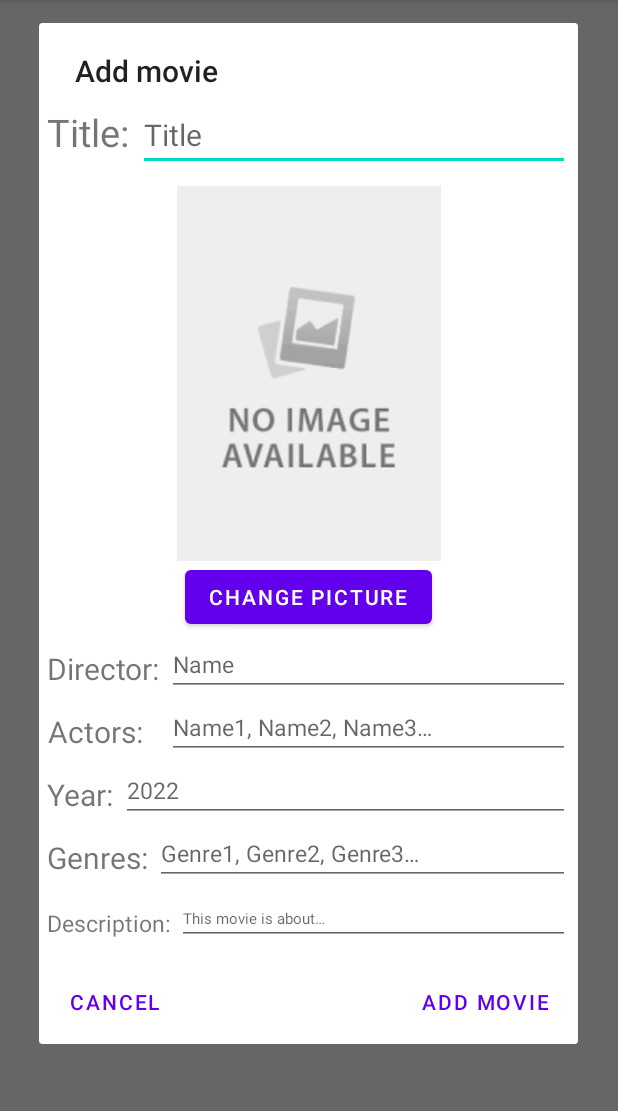
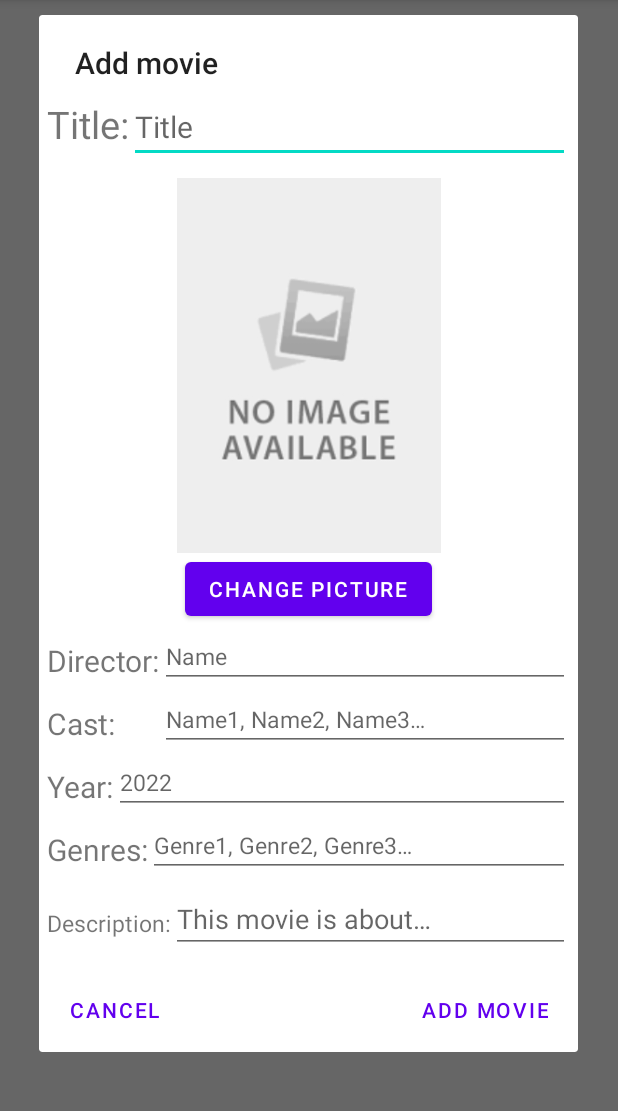
Before and after one commit to nevenavuckovic/Movies, an Android app: the screen it shows after launch (MainActivity), in the options menu, after a tap on "Add movie", on a phone screen of 412 x 824 dp, the part 84-1195 px from its top. Run offline under Robolectric (Android 15) with nearby library versions, the phone set to English and light mode, and no system bars; our stand-ins replace Room's generated code, data binding; network calls fail.

Commit message:
add, edit binding

```diff
--- a/app/src/main/java/rs/ac/ni/pmf/movies/dialog/AddMovieDialog.java
+++ b/app/src/main/java/rs/ac/ni/pmf/movies/dialog/AddMovieDialog.java
@@ -8,10 +8,7 @@ import android.graphics.Bitmap;
 import android.graphics.BitmapFactory;
 import android.net.Uri;
 import android.os.Bundle;
-import android.view.View;
-import android.widget.Button;
-import android.widget.EditText;
-import android.widget.ImageView;
+import android.text.TextUtils;
 import android.widget.Toast;
 
 import androidx.activity.result.ActivityResultLauncher;
@@ -20,7 +17,6 @@ import androidx.annotation.NonNull;
 import androidx.annotation.Nullable;
 import androidx.appcompat.app.AlertDialog;
 import androidx.fragment.app.DialogFragment;
-import androidx.lifecycle.ViewModelProvider;
 
 import java.io.ByteArrayOutputStream;
 import java.io.FileNotFoundException;
@@ -30,31 +26,44 @@ import java.util.Arrays;
 import java.util.List;
 
 import rs.ac.ni.pmf.movies.R;
-import rs.ac.ni.pmf.movies.fragment.MoviesListFragment;
-import rs.ac.ni.pmf.movies.model.Actor;
-import rs.ac.ni.pmf.movies.model.Genre;
+import rs.ac.ni.pmf.movies.databinding.AddMovieDialogBinding;
 import rs.ac.ni.pmf.movies.model.Movie;
-import rs.ac.ni.pmf.movies.model.MoviesViewModel;
 
 public class AddMovieDialog extends DialogFragment {
 
+
     public interface AddMovieDialogListener {
-        void onAddMovie(Movie movie, List<String> genres, List<String> actors);
+        void onAddMovie(Movie movie, List<String> genres, List<String> actors, boolean resultOk);
     }
 
     private AddMovieDialog.AddMovieDialogListener listener;
     private ActivityResultLauncher<Intent> activityResultLauncher;
     private Movie movie;
-    private View layout;
+    private List<String> genres;
+    private List<String> actors;
+    private AddMovieDialogBinding binding;
+    private byte[] img;
 
     public AddMovieDialog(){
         movie = new Movie("", null, "", 2022, "");
     }
 
+    public AddMovieDialog(Movie movie,  List<String> genres, List<String> actors){
+        this.movie = movie;
+        this.genres = genres;
+        this.actors = actors;
+        this.img = movie.getImage();
+    }
+
     @Override
     public void onSaveInstanceState(@NonNull Bundle outState) {
         super.onSaveInstanceState(outState);
+        img = movie.getImage();
+        outState.putByteArray("IMG", img);
+        movie.setImage(null);
         outState.putParcelable("MOVIE", movie);
+        outState.putStringArrayList("GENRES", new ArrayList<>(genres));
+        outState.putStringArrayList("ACTORS", new ArrayList<>(actors));
     }
 
     @Override
@@ -62,6 +71,10 @@ public class AddMovieDialog extends DialogFragment {
         super.onCreate(savedInstanceState);
         if (savedInstanceState != null){
             movie = savedInstanceState.getParcelable("MOVIE");
+            img = savedInstanceState.getByteArray("IMG");
+            movie.setImage(img);
+            genres = savedInstanceState.getStringArrayList("GENRES");
+            actors = savedInstanceState.getStringArrayList("ACTORS");
         }
     }
 
@@ -69,6 +82,7 @@ public class AddMovieDialog extends DialogFragment {
     public void onAttach(@NonNull Context context) {
         super.onAttach(context);
         listener = (AddMovieDialog.AddMovieDialogListener) context;
+
 
         activityResultLauncher = registerForActivityResult(
                 new ActivityResultContracts.StartActivityForResult(),
@@ -89,8 +103,8 @@ public class AddMovieDialog extends DialogFragment {
                             }
                             byte[] byteArray = stream.toByteArray();
                             movie.setImage(byteArray);
-                            ImageView imageView = layout.findViewById(R.id.movie_add_image);
-                            imageView.setImageBitmap(Bitmap.createScaledBitmap(selectedImage, 200, 250, false));
+                            binding.movieAddImage.setImageBitmap(Bitmap.createScaledBitmap(selectedImage, 200, 250, false));
+
                         } catch (FileNotFoundException e) {
                             e.printStackTrace();
                         }
@@ -104,53 +118,45 @@ public class AddMovieDialog extends DialogFragment {
     @NonNull
     @Override
     public Dialog onCreateDialog(@Nullable Bundle savedInstanceState) {
-        layout = getLayoutInflater().inflate(R.layout.add_movie_dialog, null);
-        Button button = layout.findViewById(R.id.add_button);
-        button.setOnClickListener(view -> {
+        binding = AddMovieDialogBinding.inflate(getLayoutInflater());
+        binding.setMovie(movie);
+
+        binding.addButton.setOnClickListener(view -> {
             Intent photoPickerIntent = new Intent(Intent.ACTION_PICK);
             photoPickerIntent.setType("image/*");
             activityResultLauncher.launch(photoPickerIntent);
         });
 
-        ImageView imageView = layout.findViewById(R.id.movie_add_image);
         if (movie.getImage() != null) {
             Bitmap bmp = BitmapFactory.decodeByteArray(movie.getImage(), 0, movie.getImage().length);
-            imageView.setImageBitmap(Bitmap.createScaledBitmap(bmp, 200, 250, false));
+            binding.movieAddImage.setImageBitmap(Bitmap.createScaledBitmap(bmp, 200, 250, false));
         }
 
+        if (genres != null)
+            binding.editAddGenres.setText(TextUtils.join(", ", genres));
+        if (actors != null)
+            binding.editAddActors.setText(TextUtils.join(", ", actors));
+
         final AlertDialog.Builder builder = new AlertDialog.Builder(requireActivity());
-        final AlertDialog alertDialog = builder.setView(layout)
+        final AlertDialog alertDialog = builder.setView(binding.getRoot())
                 .setTitle(R.string.add_movie)
                 .setPositiveButton(R.string.add_movie, (dialogInterface, i) -> {
 
-                    EditText editTextActors = layout.findViewById(R.id.edit_add_actors);
-                    EditText editTextGenres = layout.findViewById(R.id.edit_add_genres);
-                    EditText editTextYear = layout.findViewById(R.id.edit_add_year);
-                    EditText editTextTitle = layout.findViewById(R.id.edit_add_name);
-                    EditText editTextDirector = layout.findViewById(R.id.edit_add_director);
-                    EditText editTextDescription = layout.findViewById(R.id.edit_add_description);
-                    String actor = editTextGenres.getText().toString();
-                    String genre = editTextActors.getText().toString();
-                    String year = editTextYear.getText().toString();
-                    String title = editTextTitle.getText().toString();
-                    String director = editTextDirector.getText().toString();
-                    String description = editTextDescription.getText().toString();
+                    actors = Arrays.asList(binding.editAddActors.getText().toString().split("\\s*,\\s*"));
+                    genres = Arrays.asList(binding.editAddGenres.getText().toString().split("\\s*,\\s*"));
 
-                    if(actor.chars().noneMatch(Character::isLetter) || genre.chars().noneMatch(Character::isLetter) ||
-                           title.chars().noneMatch(Character::isLetter) || director.chars().noneMatch(Character::isLetter)
-                            || year.equals("") || description.equals("")){
+                    if(binding.editAddActors.getText().toString().chars().noneMatch(Character::isLetter) ||
+                            binding.editAddGenres.getText().toString().chars().noneMatch(Character::isLetter) ||
+                            movie.getTitle().chars().noneMatch(Character::isLetter) || movie.getTitle().chars().noneMatch(Character::isLetter)
+                            || binding.editAddYear.getText().toString().equals("") || movie.getDescription().equals("")){
                         Toast.makeText(requireActivity(), "All fields must be filled correctly",
-                                Toast.LENGTH_SHORT).show();
+                                Toast.LENGTH_LONG).show();
+                        listener.onAddMovie(movie, genres, actors,false);
                     } else {
-                        List<String> actors = Arrays.asList(actor.split("\\s*,\\s*"));
                         actors.removeIf(String::isEmpty);
-                        List<String> genres = Arrays.asList(genre.split("\\s*,\\s*"));
                         genres.removeIf(String::isEmpty);
-                        movie.setTitle(title);
-                        movie.setDirector(director);
-                        movie.setYear(Long.parseLong(year));
-                        movie.setDescription(description);
-                        listener.onAddMovie(movie, actors, genres);
+                        movie.setYear(Long.parseLong(binding.editAddYear.getText().toString()));
+                        listener.onAddMovie(movie, genres, actors,true);
                     }
                 })
                 .setNeutralButton(R.string.cancel,
--- a/app/src/main/java/rs/ac/ni/pmf/movies/fragment/MoviesListFragment.java
+++ b/app/src/main/java/rs/ac/ni/pmf/movies/fragment/MoviesListFragment.java
@@ -15,6 +15,8 @@ import android.view.LayoutInflater;
 import android.view.MenuItem;
 import android.view.View;
 import android.view.ViewGroup;
+
+import java.util.Arrays;
 
 import rs.ac.ni.pmf.movies.R;
 import rs.ac.ni.pmf.movies.dialog.EditMovieDialog;
@@ -98,7 +100,9 @@ public class MoviesListFragment extends Fragment{
             moviesViewModel.getMovie(movieWithGenres.movie.getMovie_id()).observe(this,
                     movieWithActors -> {
                         if (!done) {
-                            EditMovieDialog editMovieDialog = new EditMovieDialog(movieWithGenres, movieWithActors);
+                            EditMovieDialog editMovieDialog = new EditMovieDialog(movieWithGenres.movie,
+                                    Arrays.asList(movieWithGenres.toString().split("\\s*,\\s*")),
+                                    Arrays.asList(movieWithActors.toString().split("\\s*,\\s*")));
                             editMovieDialog.show(getParentFragmentManager(), "EDIT_MOVIE_DIALOG");
                         }
                     });
--- a/app/src/main/java/rs/ac/ni/pmf/movies/model/MoviesViewModel.java
+++ b/app/src/main/java/rs/ac/ni/pmf/movies/model/MoviesViewModel.java
@@ -29,25 +29,71 @@ public class MoviesViewModel extends AndroidViewModel {
 
         if (moviesRepository.getMovieCount() == 0) {
             long movie1 = moviesRepository.addMovie(new Movie
-                    ("Iron Man", getImageRes(R.drawable.iron_man), "nekko", 2008, "nessto"));
+                    ("The Lord of the Rings: The Return of the King", getImageRes(R.drawable.tlotr_the_return_of_the_king),
+                            "Peter Jackson", 2003, "Gandalf and Aragorn lead the World of Men against " +
+                            "Sauron's army to draw his gaze from Frodo and Sam as they approach Mount Doom with the One Ring."));
             long movie2 = moviesRepository.addMovie(new Movie
-                    ("The Avengers", getImageRes(R.drawable.the_avengers), "nio", 2012, "nit"));
+                    ("Inception", getImageRes(R.drawable.inception), "Christopher Nolan", 2010,
+                            "A thief who steals corporate secrets through the use of dream-sharing technology" +
+                                    " is given the inverse task of planting an idea into the mind of a C.E.O., but his " +
+                                    "tragic past may doom the project and his team to disaster."));
+            long movie3 = moviesRepository.addMovie(new Movie
+                    ("Coco", getImageRes(R.drawable.coco), "Lee Unkrich", 2017,
+                            "Aspiring musician Miguel, confronted with his family's ancestral ban on music, " +
+                                    "enters the Land of the Dead to find his great-great-grandfather, a legendary singer."));
+            long movie4 = moviesRepository.addMovie(new Movie
+                    ("Iron Man", getImageRes(R.drawable.iron_man), "Jon Favreau", 2008,
+                            "After being held captive in an Afghan cave, billionaire engineer " +
+                                    "Tony Stark creates a unique weaponized suit of armor to fight evil."));
+            long movie5 = moviesRepository.addMovie(new Movie
+                    ("The Prestige", getImageRes(R.drawable.the_prestige), "Christopher Nolan", 2006,
+                            "After a tragic accident, two stage magicians in 1890s London engage in a battle to " +
+                                    "create the ultimate illusion while sacrificing everything they have to outwit each other."));
 
             long genre1 = moviesRepository.addGenre(new Genre("Action"));
             long genre2 = moviesRepository.addGenre(new Genre("Adventure"));
             long genre3 = moviesRepository.addGenre(new Genre("Sci-fi"));
+            long genre4 = moviesRepository.addGenre(new Genre("Drama"));
+            long genre5 = moviesRepository.addGenre(new Genre("Animation"));
+            long genre6 = moviesRepository.addGenre(new Genre("Family"));
+            long genre7 = moviesRepository.addGenre(new Genre("Mystery"));
 
             moviesRepository.addMovieGenre(new MovieGenreCrossRef(movie1, genre1));
             moviesRepository.addMovieGenre(new MovieGenreCrossRef(movie1, genre2));
+            moviesRepository.addMovieGenre(new MovieGenreCrossRef(movie1, genre3));
             moviesRepository.addMovieGenre(new MovieGenreCrossRef(movie2, genre1));
-            moviesRepository.addMovieGenre(new MovieGenreCrossRef(movie2, genre3));
+            moviesRepository.addMovieGenre(new MovieGenreCrossRef(movie2, genre2));
+            moviesRepository.addMovieGenre(new MovieGenreCrossRef(movie2, genre4));
+            moviesRepository.addMovieGenre(new MovieGenreCrossRef(movie3, genre5));
+            moviesRepository.addMovieGenre(new MovieGenreCrossRef(movie3, genre6));
+            moviesRepository.addMovieGenre(new MovieGenreCrossRef(movie4, genre1));
+            moviesRepository.addMovieGenre(new MovieGenreCrossRef(movie4, genre2));
+            moviesRepository.addMovieGenre(new MovieGenreCrossRef(movie4, genre3));
+            moviesRepository.addMovieGenre(new MovieGenreCrossRef(movie5, genre4));
+            moviesRepository.addMovieGenre(new MovieGenreCrossRef(movie5, genre7));
+            moviesRepository.addMovieGenre(new MovieGenreCrossRef(movie5, genre3));
 
-            long actor1 = moviesRepository.addActor(new Actor("Chris"));
-            long actor2 = moviesRepository.addActor(new Actor("Robert"));
+            long actor1 = moviesRepository.addActor(new Actor("Elijah Wood"));
+            long actor2 = moviesRepository.addActor(new Actor("Viggo Mortensen"));
+            long actor3 = moviesRepository.addActor(new Actor("Ian McKellen"));
+            long actor4 = moviesRepository.addActor(new Actor("Leonardo DiCaprio"));
+            long actor5 = moviesRepository.addActor(new Actor("Ken Watanabe"));
+            long actor6 = moviesRepository.addActor(new Actor("Anthony Gonzalez"));
+            long actor7 = moviesRepository.addActor(new Actor("Robert Downey Jr"));
+            long actor8 = moviesRepository.addActor(new Actor("Gwyneth Paltrow"));
+            long actor9 = moviesRepository.addActor(new Actor("Hugh Jackman"));
+            long actor10 = moviesRepository.addActor(new Actor("Christian Bale"));
 
             moviesRepository.addMovieActor(new MovieActorCrossRef(movie1, actor1));
             moviesRepository.addMovieActor(new MovieActorCrossRef(movie1, actor2));
-            moviesRepository.addMovieActor(new MovieActorCrossRef(movie2, actor2));
+            moviesRepository.addMovieActor(new MovieActorCrossRef(movie1, actor3));
+            moviesRepository.addMovieActor(new MovieActorCrossRef(movie2, actor4));
+            moviesRepository.addMovieActor(new MovieActorCrossRef(movie2, actor5));
+            moviesRepository.addMovieActor(new MovieActorCrossRef(movie3, actor6));
+            moviesRepository.addMovieActor(new MovieActorCrossRef(movie4, actor7));
+            moviesRepository.addMovieActor(new MovieActorCrossRef(movie4, actor8));
+            moviesRepository.addMovieActor(new MovieActorCrossRef(movie5, actor9));
+            moviesRepository.addMovieActor(new MovieActorCrossRef(movie5, actor10));
         }
 
     }
--- a/app/src/main/res/layout/add_movie_dialog.xml
+++ b/app/src/main/res/layout/add_movie_dialog.xml
@@ -1,13 +1,21 @@
 <?xml version="1.0" encoding="utf-8"?>
+<layout xmlns:android="http://schemas.android.com/apk/res/android"
+    xmlns:tools="http://schemas.android.com/tools"
+    xmlns:app="http://schemas.android.com/apk/res-auto">
+
+    <data>
+        <variable
+            name="movie"
+            type="rs.ac.ni.pmf.movies.model.Movie" />
+    </data>
     <ScrollView
-    xmlns:android="http://schemas.android.com/apk/res/android"
-    xmlns:tools="http://schemas.android.com/tools"
-    xmlns:app="http://schemas.android.com/apk/res-auto"
         android:layout_width="match_parent"
         android:layout_height="match_parent">
+
     <androidx.constraintlayout.widget.ConstraintLayout
         android:layout_width="match_parent"
         android:layout_height="wrap_content"
+
         tools:context=".dialog.AddMovieDialog">
 
 
@@ -30,6 +38,7 @@
             android:layout_marginTop="5dp"
             android:layout_marginEnd="5dp"
             android:hint="@string/hint_title"
+            android:text="@={movie.title}"
             android:textSize="20sp"
             app:layout_constraintEnd_toEndOf="parent"
             app:layout_constraintStart_toEndOf="@+id/text_add_name"
@@ -75,6 +84,7 @@
             android:layout_height="wrap_content"
             android:layout_marginEnd="5dp"
             android:hint="@string/hint_director"
+            android:text="@={movie.director}"
             android:textSize="15sp"
             app:layout_constraintEnd_toEndOf="parent"
             app:layout_constraintStart_toEndOf="@+id/text_add_director"
@@ -122,6 +132,7 @@
             android:layout_height="wrap_content"
             android:layout_marginEnd="5dp"
             android:hint="@string/hint_year"
+            android:text="@={`` + movie.year}"
             android:inputType="number"
             android:digits="0123456789"
             android:textSize="15sp"
@@ -174,7 +185,7 @@
             android:layout_marginBottom="10dp"
             android:layout_marginEnd="5dp"
             android:hint="@string/hint_description"
-        android:textSize="10sp"
+            android:text="@={movie.description}"
             app:layout_constraintEnd_toEndOf="parent"
             app:layout_constraintBottom_toBottomOf="parent"
             app:layout_constraintStart_toEndOf="@+id/text_add_description"
@@ -183,3 +194,4 @@
 
     </androidx.constraintlayout.widget.ConstraintLayout>
     </ScrollView>
+</layout>
--- a/app/src/main/res/layout/fragment_movie_details.xml
+++ b/app/src/main/res/layout/fragment_movie_details.xml
@@ -11,8 +11,6 @@
         <variable
             name="movieWithActors"
             type="rs.ac.ni.pmf.movies.model.MovieWithActors" />
-
-
     </data>
 
     <FrameLayout
--- a/app/src/main/res/values/strings.xml
+++ b/app/src/main/res/values/strings.xml
@@ -3,7 +3,7 @@
     <string name="hint">Text</string>
     <string name="title">Title: %s</string>
     <string name="director">Director: %s</string>
-    <string name="actors">Actors: %s</string>
+    <string name="actors">Cast: %s</string>
     <string name="year">Year: %s</string>
     <string name="genres">Genres: %s</string>
     <string name="description">Description: %s</string>
@@ -21,12 +21,12 @@
     <string name="hint_year">2022</string>
     <string name="hint_genres">Genre1, Genre2, Genre3…</string>
     <string name="hint_description">This movie is about…</string>
-    <string name="title_dialog">"Title: "</string>
-    <string name="director_dialog">"Director: "</string>
-    <string name="actors_dialog">"Actors: "</string>
-    <string name="year_dialog">"Year: "</string>
-    <string name="genres_dialog">"Genres: "</string>
-    <string name="description_dialog">"Description: "</string>
+    <string name="title_dialog">Title: </string>
+    <string name="director_dialog">Director: </string>
+    <string name="actors_dialog">Cast: </string>
+    <string name="year_dialog">Year: </string>
+    <string name="genres_dialog">Genres: </string>
+    <string name="description_dialog">Description: </string>
     <string name="sort">Sort</string>
     <string name="button">Change picture</string>
 
```
Also changed, not shown: app/src/main/java/rs/ac/ni/pmf/movies/MainActivity.java (+45 -9 lines), app/src/main/java/rs/ac/ni/pmf/movies/dialog/EditMovieDialog.java (+56 -57 lines), app/src/main/res/layout/edit_movie_dialog.xml (+10 -5 lines), app/src/main/res/drawable/gifted.png (deleted), app/src/main/res/drawable/inception.png (added), app/src/main/res/drawable/the_avengers.png (deleted), app/src/main/res/drawable/the_prestige.png (added), 1 other file. Lines whose indentation alone changed are shown as unchanged.
